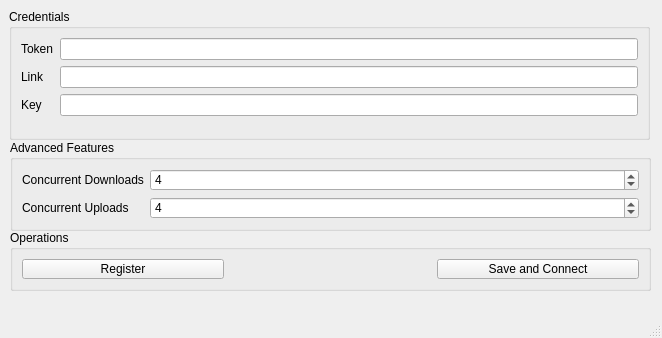
The window that client/credentials.ui (Smilin-Dominator/smilin_file_hosting) describes before a commit, drawn with Qt 5.
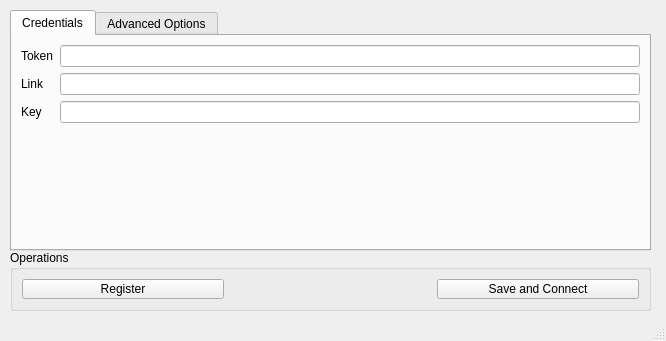
The same window after the commit.

Commit message: Made Credentials' GroupBoxes Tabs fixes #10

What changed in the file:
```diff
--- a/client/credentials.ui
+++ b/client/credentials.ui
@@ -6,64 +6,19 @@
    <rect>
     <x>0</x>
     <y>0</y>
-    <width>662</width>
-    <height>338</height>
+    <width>666</width>
+    <height>341</height>
    </rect>
   </property>
   <property name="windowTitle">
    <string>MainWindow</string>
   </property>
   <widget class="QWidget" name="centralwidget">
-   <widget class="QGroupBox" name="credentials_containing_frame">
-    <property name="geometry">
-     <rect>
-      <x>9</x>
-      <y>9</y>
-      <width>641</width>
-      <height>131</height>
-     </rect>
-    </property>
-    <property name="title">
-     <string>Credentials</string>
-    </property>
-    <layout class="QFormLayout" name="formLayout">
-     <item row="0" column="0">
-      <widget class="QLabel" name="token_label">
-       <property name="text">
-        <string>Token</string>
-       </property>
-      </widget>
-     </item>
-     <item row="0" column="1">
-      <widget class="QLineEdit" name="token_input"/>
-     </item>
-     <item row="4" column="0">
-      <widget class="QLabel" name="key_label">
-       <property name="text">
-        <string>Key</string>
-       </property>
-      </widget>
-     </item>
-     <item row="2" column="0">
-      <widget class="QLabel" name="link_label">
-       <property name="text">
-        <string>Link</string>
-       </property>
-      </widget>
-     </item>
-     <item row="2" column="1">
-      <widget class="QLineEdit" name="link_input"/>
-     </item>
-     <item row="4" column="1">
-      <widget class="QLineEdit" name="key_input"/>
-     </item>
-    </layout>
-   </widget>
    <widget class="QGroupBox" name="groupBox">
     <property name="geometry">
      <rect>
       <x>10</x>
-      <y>230</y>
+      <y>250</y>
       <width>641</width>
       <height>61</height>
      </rect>
@@ -98,19 +53,60 @@
      </item>
     </layout>
    </widget>
-   <widget class="QGroupBox" name="groupBox_2">
+   <widget class="QTabWidget" name="tabWidget">
     <property name="geometry">
      <rect>
       <x>10</x>
-      <y>140</y>
+      <y>10</y>
       <width>641</width>
-      <height>91</height>
+      <height>241</height>
      </rect>
     </property>
-    <property name="title">
-     <string>Advanced Features</string>
+    <property name="currentIndex">
+     <number>0</number>
     </property>
-    <layout class="QFormLayout" name="formLayout_2">
+    <widget class="QWidget" name="credentials_tab">
+     <attribute name="title">
+      <string>Credentials</string>
+     </attribute>
+     <layout class="QFormLayout" name="formLayout_3">
+      <item row="0" column="0">
+       <widget class="QLabel" name="token_label">
+        <property name="text">
+         <string>Token</string>
+        </property>
+       </widget>
+      </item>
+      <item row="0" column="1">
+       <widget class="QLineEdit" name="token_input"/>
+      </item>
+      <item row="1" column="0">
+       <widget class="QLabel" name="link_label">
+        <property name="text">
+         <string>Link</string>
+        </property>
+       </widget>
+      </item>
+      <item row="1" column="1">
+       <widget class="QLineEdit" name="link_input"/>
+      </item>
+      <item row="2" column="0">
+       <widget class="QLabel" name="key_label">
+        <property name="text">
+         <string>Key</string>
+        </property>
+       </widget>
+      </item>
+      <item row="2" column="1">
+       <widget class="QLineEdit" name="key_input"/>
+      </item>
+     </layout>
+    </widget>
+    <widget class="QWidget" name="advanced_options_tab">
+     <attribute name="title">
+      <string>Advanced Options</string>
+     </attribute>
+     <layout class="QFormLayout" name="formLayout">
      <item row="0" column="0">
       <widget class="QLabel" name="concurrent_downloads_label">
        <property name="text">
@@ -119,7 +115,7 @@
       </widget>
      </item>
      <item row="0" column="1">
-      <widget class="QSpinBox" name="concurrent_uploads">
+       <widget class="QSpinBox" name="concurrent_downloads">
        <property name="minimum">
         <number>1</number>
        </property>
@@ -139,7 +135,7 @@
       </widget>
      </item>
      <item row="1" column="1">
-      <widget class="QSpinBox" name="concurrent_downloads">
+       <widget class="QSpinBox" name="concurrent_uploads">
        <property name="minimum">
         <number>1</number>
        </property>
@@ -154,15 +150,6 @@
     </layout>
    </widget>
   </widget>
-  <widget class="QMenuBar" name="menubar">
-   <property name="geometry">
-    <rect>
-     <x>0</x>
-     <y>0</y>
-     <width>662</width>
-     <height>22</height>
-    </rect>
-   </property>
   </widget>
   <widget class="QStatusBar" name="statusbar"/>
  </widget>
```
Lines whose indentation alone changed are shown as unchanged.
